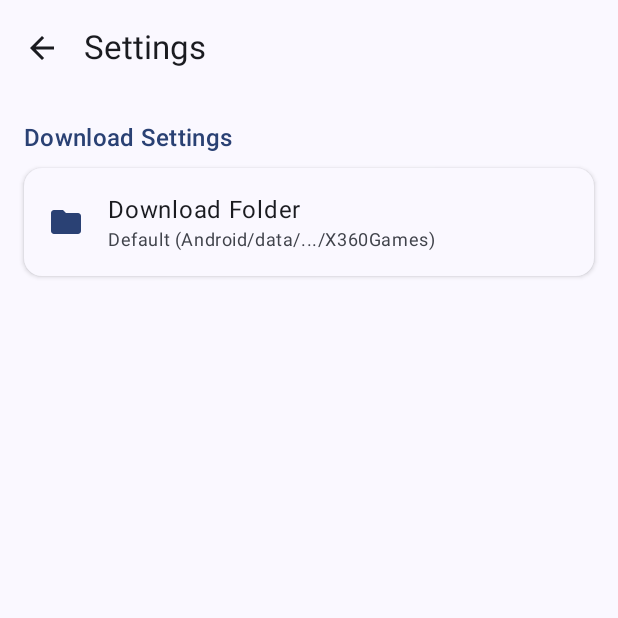
After one commit to deivid22srk/X360-Games, an Android app built with Jetpack Compose: the composable SettingsScreen shown on its own in the app's theme, on a phone screen of 412 x 824 dp, the top half of it. The commit adds this screen. Run offline under Robolectric (Android 15) with nearby library versions, the phone set to English and light mode, and no system bars.

Commit message:
Recriado automaticamente em 2025-10-20 13:17:55

```diff
--- a/app/build.gradle.kts
+++ b/app/build.gradle.kts
@@ -57,6 +57,7 @@ dependencies {
     implementation("androidx.core:core-ktx:1.12.0")
     implementation("androidx.lifecycle:lifecycle-runtime-ktx:2.7.0")
     implementation("androidx.activity:activity-compose:1.8.2")
+    implementation("androidx.documentfile:documentfile:1.0.1")
 
     implementation(platform("androidx.compose:compose-bom:2024.02.00"))
     implementation("androidx.compose.ui:ui")
--- a/app/src/main/AndroidManifest.xml
+++ b/app/src/main/AndroidManifest.xml
@@ -4,6 +4,7 @@
 
     <uses-permission android:name="android.permission.INTERNET" />
     <uses-permission android:name="android.permission.ACCESS_NETWORK_STATE" />
+    <uses-permission android:name="android.permission.POST_NOTIFICATIONS" />
     <uses-permission android:name="android.permission.WRITE_EXTERNAL_STORAGE"
         android:maxSdkVersion="28" />
     <uses-permission android:name="android.permission.READ_EXTERNAL_STORAGE"
--- /dev/null
+++ b/app/src/main/java/com/x360games/archivedownloader/ui/screens/SettingsScreen.kt
@@ -0,0 +1,110 @@
+package com.x360games.archivedownloader.ui.screens
+
+import android.content.Intent
+import androidx.activity.compose.rememberLauncherForActivityResult
+import androidx.activity.result.contract.ActivityResultContracts
+import androidx.compose.foundation.clickable
+import androidx.compose.foundation.layout.Column
+import androidx.compose.foundation.layout.fillMaxSize
+import androidx.compose.foundation.layout.fillMaxWidth
+import androidx.compose.foundation.layout.padding
+import androidx.compose.material.icons.Icons
+import androidx.compose.material.icons.automirrored.filled.ArrowBack
+import androidx.compose.material.icons.filled.Folder
+import androidx.compose.material3.Card
+import androidx.compose.material3.CardDefaults
+import androidx.compose.material3.ExperimentalMaterial3Api
+import androidx.compose.material3.Icon
+import androidx.compose.material3.IconButton
+import androidx.compose.material3.ListItem
+import androidx.compose.material3.ListItemDefaults
+import androidx.compose.material3.MaterialTheme
+import androidx.compose.material3.Scaffold
+import androidx.compose.material3.Text
+import androidx.compose.material3.TopAppBar
+import androidx.compose.runtime.Composable
+import androidx.compose.runtime.collectAsState
+import androidx.compose.runtime.getValue
+import androidx.compose.ui.Modifier
+import androidx.compose.ui.platform.LocalContext
+import androidx.compose.ui.unit.dp
+import androidx.lifecycle.viewmodel.compose.viewModel
+import com.x360games.archivedownloader.viewmodel.MainViewModel
+
+@OptIn(ExperimentalMaterial3Api::class)
+@Composable
+fun SettingsScreen(
+    onNavigateBack: () -> Unit,
+    viewModel: MainViewModel = viewModel()
+) {
+    val context = LocalContext.current
+    val downloadPath by viewModel.downloadPath.collectAsState()
+
+    val folderPickerLauncher = rememberLauncherForActivityResult(
+        contract = ActivityResultContracts.OpenDocumentTree()
+    ) { uri ->
+        uri?.let {
+            context.contentResolver.takePersistableUriPermission(
+                it,
+                Intent.FLAG_GRANT_READ_URI_PERMISSION or Intent.FLAG_GRANT_WRITE_URI_PERMISSION
+            )
+            viewModel.updateDownloadPath(it.toString())
+        }
+    }
+
+    Scaffold(
+        topBar = {
+            TopAppBar(
+                title = { Text("Settings") },
+                navigationIcon = {
+                    IconButton(onClick = onNavigateBack) {
+                        Icon(
+                            imageVector = Icons.AutoMirrored.Filled.ArrowBack,
+                            contentDescription = "Back"
+                        )
+                    }
+                }
+            )
+        }
+    ) { paddingValues ->
+        Column(
+            modifier = Modifier
+                .fillMaxSize()
+                .padding(paddingValues)
+                .padding(16.dp)
+        ) {
+            Text(
+                text = "Download Settings",
+                style = MaterialTheme.typography.titleMedium,
+                color = MaterialTheme.colorScheme.primary,
+                modifier = Modifier.padding(bottom = 8.dp)
+            )
+
+            Card(
+                modifier = Modifier.fillMaxWidth(),
+                elevation = CardDefaults.cardElevation(defaultElevation = 2.dp)
+            ) {
+                ListItem(
+                    modifier = Modifier.clickable { folderPickerLauncher.launch(null) },
+                    headlineContent = { Text("Download Folder") },
+                    supportingContent = {
+                        Text(
+                            text = downloadPath ?: "Default (Android/data/.../X360Games)",
+                            style = MaterialTheme.typography.bodySmall
+                        )
+                    },
+                    leadingContent = {
+                        Icon(
+                            imageVector = Icons.Default.Folder,
+                            contentDescription = null,
+                            tint = MaterialTheme.colorScheme.primary
+                        )
+                    },
+                    colors = ListItemDefaults.colors(
+                        containerColor = MaterialTheme.colorScheme.surface
+                    )
+                )
+            }
+        }
+    }
+}
--- a/app/src/main/res/values/strings.xml
+++ b/app/src/main/res/values/strings.xml
@@ -15,4 +15,8 @@
     <string name="select_download_location">Select download location</string>
     <string name="download_complete">Download complete</string>
     <string name="download_failed">Download failed</string>
+    <string name="settings">Settings</string>
+    <string name="download_folder">Download Folder</string>
+    <string name="download_settings">Download Settings</string>
+    <string name="default_folder">Default (Android/data/.../X360Games)</string>
 </resources>
```
Also changed, not shown: app/src/main/java/com/x360games/archivedownloader/ui/screens/MainScreen.kt (+28 -1 lines), app/src/main/java/com/x360games/archivedownloader/utils/FileUtils.kt (+34 -0 lines), app/src/main/java/com/x360games/archivedownloader/utils/NotificationHelper.kt (added, +85 -0 lines), app/src/main/java/com/x360games/archivedownloader/utils/PreferencesManager.kt (+11 -0 lines), app/src/main/java/com/x360games/archivedownloader/viewmodel/MainViewModel.kt (+22 -1 lines).
